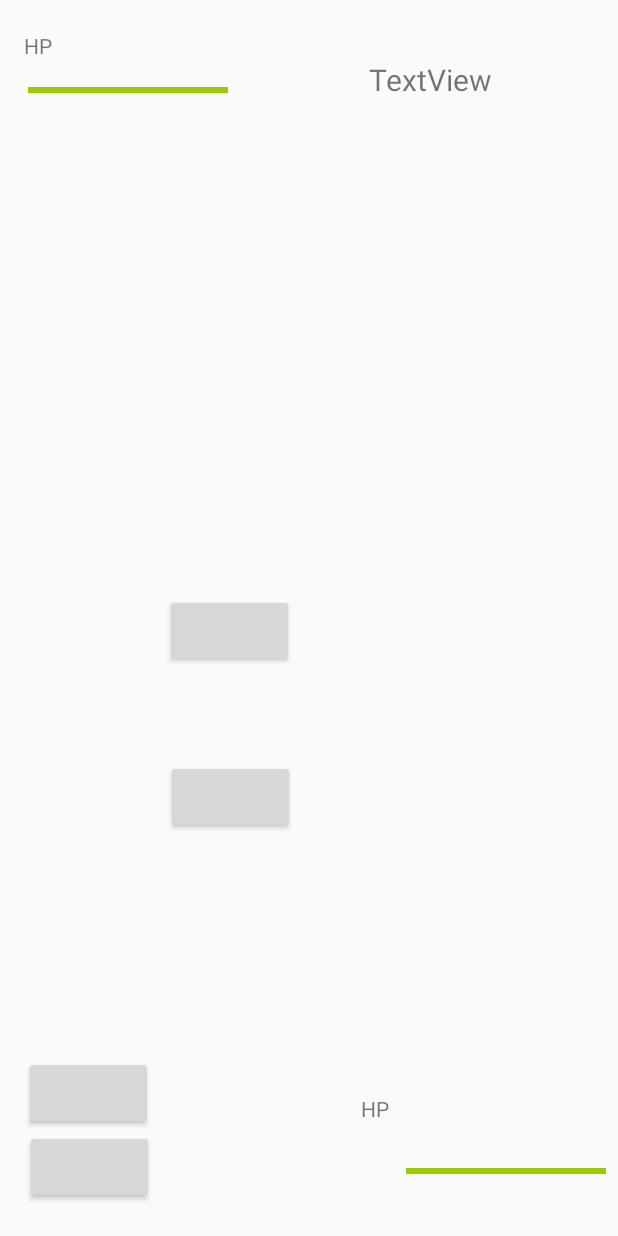
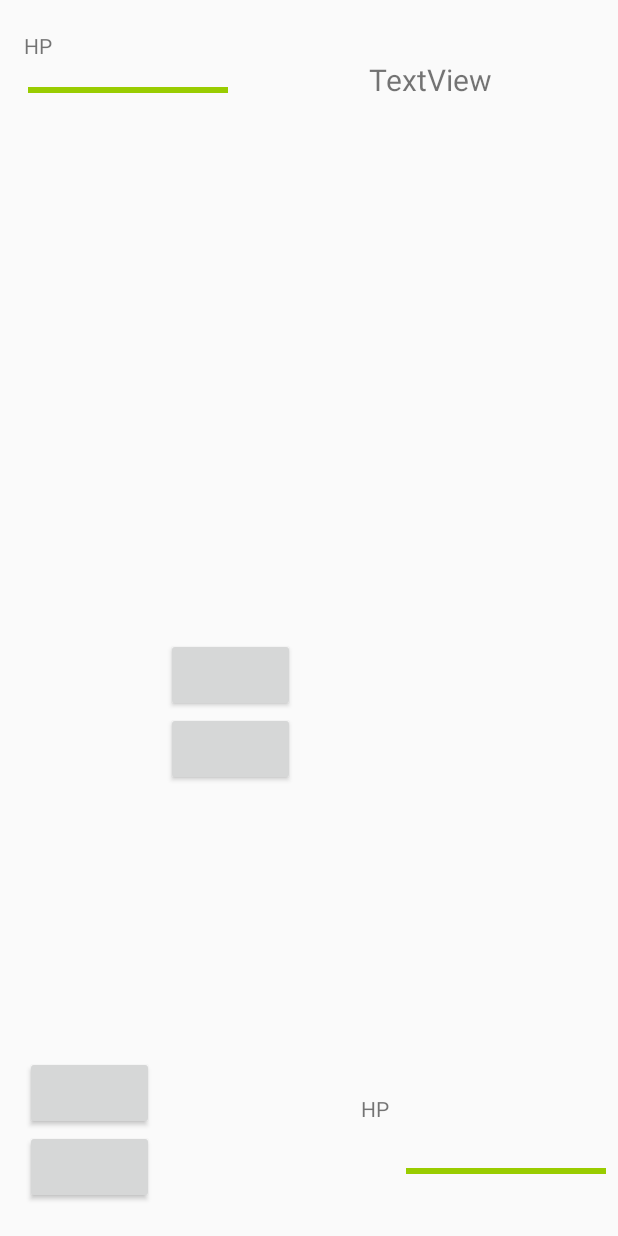
Before and after one commit to Gerard-Cancino/Pokemon-Stop, an Android app: the layout activity_battle.xml on its own in the app's theme, with its tools: preview values and no code run, on a phone screen of 412 x 824 dp. Run offline under Robolectric (Android 15) with nearby library versions, the phone set to English and light mode, and no system bars.

Commit message:
Updated 5.8.2018

```diff
--- a/PokemonStop/app/src/main/AndroidManifest.xml
+++ b/PokemonStop/app/src/main/AndroidManifest.xml
@@ -17,6 +17,8 @@
             </intent-filter>
         </activity>
         <activity android:name=".HistoryActivity" />
+        <activity android:name=".BattleActivity" />
+
 
         <meta-data
             android:name="com.google.android.geo.API_KEY"
--- a/PokemonStop/app/src/main/java/com/example/fderenzi/pokemonstop/HistoryActivity.java
+++ b/PokemonStop/app/src/main/java/com/example/fderenzi/pokemonstop/HistoryActivity.java
@@ -26,7 +26,7 @@ public class HistoryActivity extends AppCompatActivity {
 
             for (Result result : results)
             {
-                finalString += result.getOpponentName() + ": " + result.getResult() + result.getWinningMove() + "\n";
+                finalString += result.getOpponentName() + ": " + result.getResult() + "\n";
             }
             resultDisplay.setText(finalString);
         }
--- a/PokemonStop/app/src/main/java/com/example/fderenzi/pokemonstop/Node.java
+++ b/PokemonStop/app/src/main/java/com/example/fderenzi/pokemonstop/Node.java
@@ -1,5 +1,6 @@
 package com.example.fderenzi.pokemonstop;
 
+import java.sql.ResultSet;
 import java.util.ArrayList;
 
 public class Node {
@@ -13,6 +14,7 @@ public class Node {
         longitude = inpLong;
         adjNode = new ArrayList<>();
     }
+
 
     public double calcDistance(double curLat, double curLong){
         double distance = Math.pow((curLat-latitude),2) + Math.pow((curLong-longitude),2);
--- a/PokemonStop/app/src/main/res/layout/activity_battle.xml
+++ b/PokemonStop/app/src/main/res/layout/activity_battle.xml
@@ -35,29 +35,40 @@
         app:layout_constraintHorizontal_bias="0.0"
         app:layout_constraintStart_toEndOf="@+id/attack1"
         app:layout_constraintTop_toBottomOf="@+id/attack3"
-        app:layout_constraintVertical_bias="0.191" />
+        app:layout_constraintVertical_bias="0.0" />
 
     <Button
         android:id="@+id/attack3"
         android:layout_width="86dp"
         android:layout_height="49dp"
+        android:layout_marginBottom="8dp"
         android:layout_marginEnd="8dp"
         android:layout_marginStart="8dp"
         android:layout_marginTop="396dp"
         android:onClick="attackPressed3"
+        app:layout_constraintBottom_toBottomOf="@+id/textView"
         app:layout_constraintEnd_toEndOf="parent"
         app:layout_constraintHorizontal_bias="0.0"
         app:layout_constraintStart_toEndOf="@+id/attack4"
-        app:layout_constraintTop_toTopOf="parent" />
+        app:layout_constraintTop_toTopOf="parent"
+        app:layout_constraintVertical_bias="0.1" />
 
     <Button
         android:id="@+id/attack4"
         android:layout_width="86dp"
         android:layout_height="49dp"
+        android:layout_marginEnd="8dp"
         android:layout_marginStart="16dp"
+        android:layout_marginTop="8dp"
         android:onClick="attackPressed4"
         app:layout_constraintBottom_toTopOf="@+id/attack1"
-        app:layout_constraintStart_toStartOf="parent" />
+        app:layout_constraintEnd_toStartOf="@+id/attack2"
+        app:layout_constraintHorizontal_bias="1.0"
+        app:layout_constraintStart_toStartOf="parent"
+        app:layout_constraintTop_toTopOf="@+id/attack3"
+        app:layout_constraintVertical_bias="1.0"
+        android:layout_marginRight="8dp"
+        android:layout_marginLeft="16dp" />
 
     <ProgressBar
         android:id="@+id/PLayerHP"
@@ -73,7 +84,6 @@
         app:layout_constraintBottom_toBottomOf="parent"
         app:layout_constraintEnd_toEndOf="parent"
         app:layout_constraintHorizontal_bias="0.406"
-        app:layout_constraintStart_toEndOf="@+id/attack"
         app:layout_constraintTop_toTopOf="parent"
         app:layout_constraintVertical_bias="0.982" />
 
```
Also changed, not shown: PokemonStop/app/src/main/java/com/example/fderenzi/pokemonstop/BattleActivity.java (+8 -8 lines), PokemonStop/app/src/main/java/com/example/fderenzi/pokemonstop/DatabaseManager.java (+5 -8 lines), PokemonStop/app/src/main/java/com/example/fderenzi/pokemonstop/MapsActivity.java (+75 -8 lines), PokemonStop/app/src/main/java/com/example/fderenzi/pokemonstop/Result.java (+1 -7 lines).
